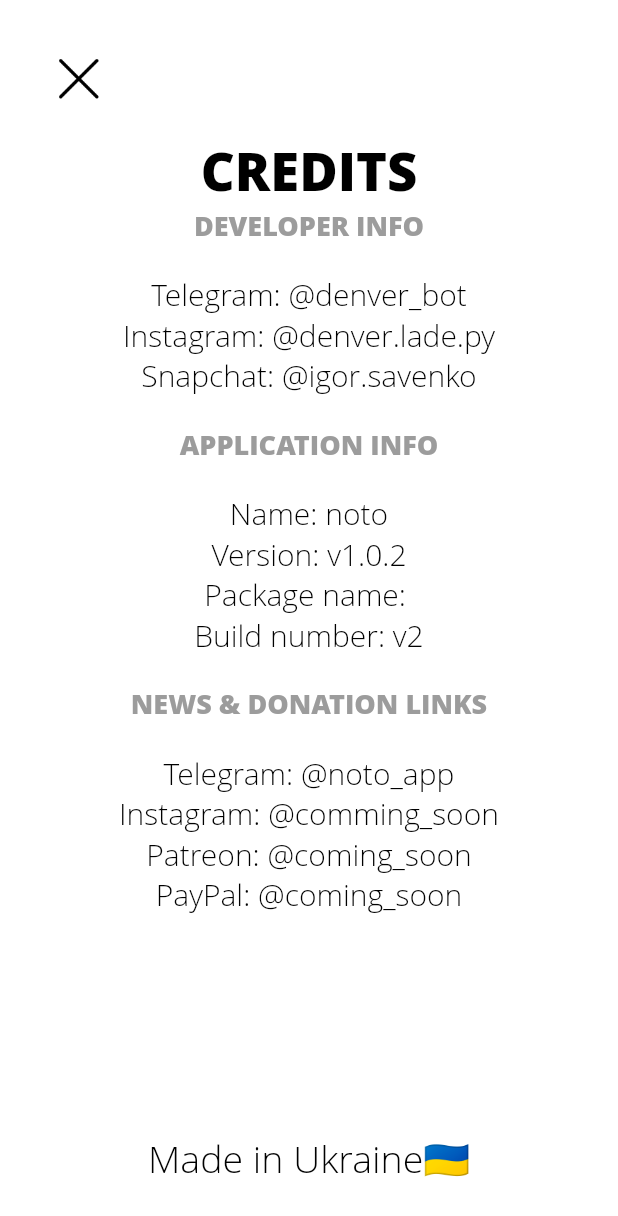
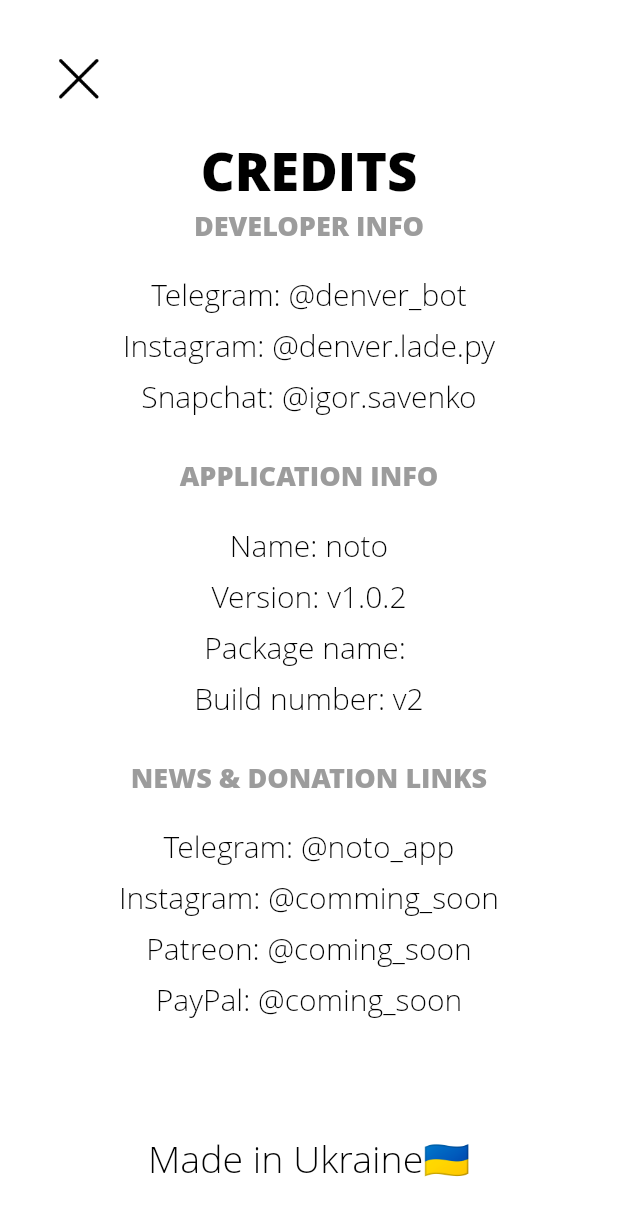
Before and after one commit to denver-code/noto, a Flutter app: the CreditScreen screen opened by its route, on a phone screen of 412 x 824 dp. Shown: the top 1216 px of the screen. Run offline on Flutter 3.47's test engine with Material 2 defaults, Android fonts, the phone set to English and light mode, and no system bars; our stand-ins replace package_info_plus, shared_preferences; accounts and stored records are empty; Roboto replaces fonts that are missing (Open Sans).

Commit message:
added spaces betwen text in credits screen

```diff
--- a/lib/screens/credits.dart
+++ b/lib/screens/credits.dart
@@ -144,13 +144,20 @@ class _CreditScreenState extends State<CreditScreen> {
                             Column(
                               children: List.generate(credits[index][1].length,
                                   (indexText) {
-                                return Text(
+                                return Column(
+                                  children: [
+                                    Text(
                                       credits[index][1][indexText],
                                       style: TextStyle(
                                         color: _themePicker("text"),
                                         fontWeight: FontWeight.w300,
                                         fontSize: 20,
                                       ),
+                                    ),
+                                    const SizedBox(
+                                      height: 7,
+                                    )
+                                  ],
                                 );
                               }),
                             ),
```
Lines whose indentation alone changed are shown as unchanged.
